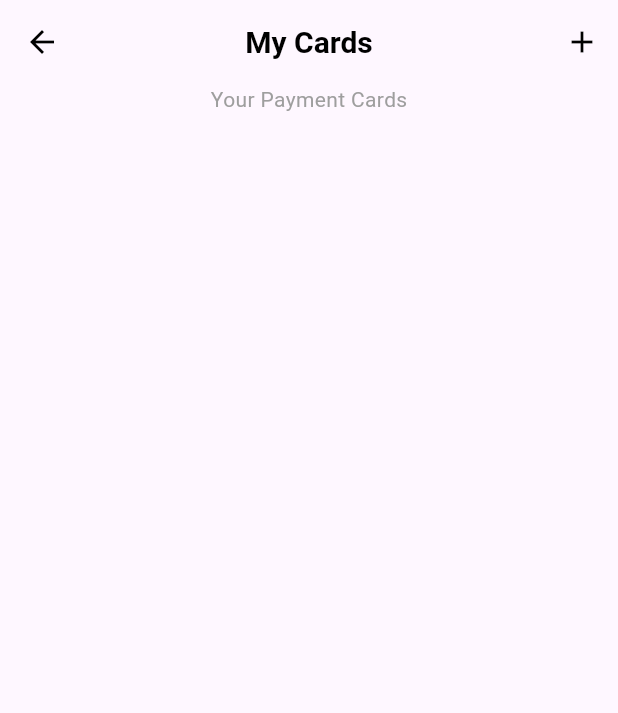
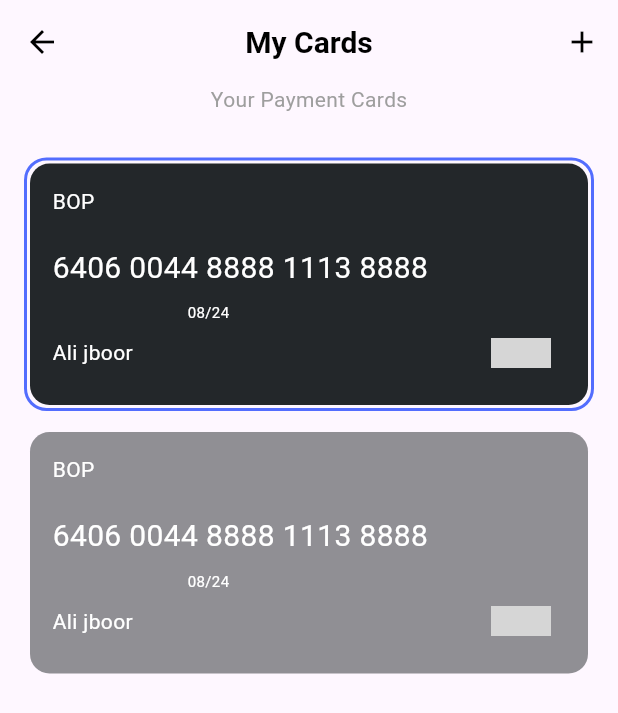
Before and after one commit to alijboor/homeScreenWithNavBar, a Flutter app: the CardsScreen screen opened directly, on a phone screen of 412 x 824 dp. Shown: the top 713 px of the screen. Run offline on Flutter 3.47's test engine with Material 3 defaults, Android fonts, the phone set to English and light mode, and no system bars; our stand-ins replace image_picker, video_player; network calls fail; grey boxes are pictures that could not be loaded.

Commit message:
fix and add new screens to cart, card and notification screens

```diff
--- /dev/null
+++ b/lib/component/enums/e_payment_method.dart
@@ -0,0 +1,11 @@
+enum EPaymnetMethod {
+  payPal('https://s3.cointelegraph.com/storage/uploads/view/3278bdc14c74dd4e85732b776d0e5b1d.png'),
+  visa('https://upload.wikimedia.org/wikipedia/commons/thumb/5/5e/Visa_Inc._logo.svg/1024px-Visa_Inc._logo.svg.png'),
+  masterCard('https://upload.wikimedia.org/wikipedia/commons/thumb/a/a4/Mastercard_2019_logo.svg/2560px-Mastercard_2019_logo.svg.png'),
+  applePay('https://upload.wikimedia.org/wikipedia/commons/thumb/b/b0/Apple_Pay_logo.svg/2560px-Apple_Pay_logo.svg.png'),
+  googlePay('https://assets.stickpng.com/images/60e7f964711cf700048b6a6a.png');
+
+  const EPaymnetMethod(this.link);
+  final String link;
+
+}
--- a/lib/component/local_keys.dart
+++ b/lib/component/local_keys.dart
@@ -1,5 +1,4 @@
-class LocaleKeys{
-
+class LocaleKeys {
   static const String searchProductHint = "Search Product";
   static const String searchCategoryHint = "Search Category";
   static const String home = "Home";
@@ -28,8 +27,19 @@ class LocaleKeys{
   static const String products = "Products";
   static const String checkOut = "Check Out";
   static const String total = "Total";
-
-
-
-
+  static const String yourAddrese = "Your Addrese";
+  static const String changeAddrese = "Change Addrese";
+  static const String shippingMode = "Shipping Mode";
+  static const String changeMode = "Change Mode";
+  static const String paymnetMethod = "Paymnet Method";
+  static const String paymnetSuccess = "Paymnet Successful!";
+  static const String successMsg =
+      "Your Order will be Processed and sent to you as soon as possible";
+  static const String continueShopping = "Continue Shopping";
+  static const String paymnet = "Paymnet";
+  static const String viewAll = "View All";
+  static const String orderSummary = "Order Summary";
+  static const String coupon = "Coupon";
+  static const String addCouponCode = "Add Coupon Code";
+  static const String payNow = "Pay Now";
 }
--- /dev/null
+++ b/lib/controllers/cards/card_controller.dart
@@ -0,0 +1,12 @@
+import 'package:home_screen/component/enums/e_payment_method.dart';
+import 'package:home_screen/models/cards/card_entity.dart';
+
+class CardController {
+  List<CardEntity> cards = [
+    CardEntity('Ali jboor', EPaymnetMethod.visa, '6406008', 'BOP',
+        '6406 0044 8888 1113 8888', '08/24'),
+
+    CardEntity('Ali jboor', EPaymnetMethod.masterCard, '6406008', 'BOP',
+        '6406 0044 8888 1113 8888', '08/24')
+  ];
+}
--- a/lib/models/cards/card_entity.dart
+++ b/lib/models/cards/card_entity.dart
@@ -1,13 +1,13 @@
+import 'package:home_screen/component/enums/e_payment_method.dart';
+
 class CardEntity {
   String holderName;
   String bankName;
   String expireDate;
   String cardNumber;
   String accountNumber;
-  ECardType type;
+  EPaymnetMethod type;
 
   CardEntity(this.holderName, this.type, this.accountNumber, this.bankName,
       this.cardNumber, this.expireDate);
 }
-
-enum ECardType { visa, masterCard }
--- /dev/null
+++ b/lib/views/cards/card_view.dart
@@ -0,0 +1,95 @@
+import 'package:flutter/material.dart';
+import 'package:home_screen/component/custom_Text.dart';
+import 'package:home_screen/component/gap.dart';
+import 'package:home_screen/controllers/cards/card_controller.dart';
+
+class CardView extends StatefulWidget {
+  CardView({super.key}) : _controller = CardController();
+  final CardController _controller;
+
+  @override
+  State<CardView> createState() => _CardViewState();
+}
+
+class _CardViewState extends State<CardView> {
+  int selected = 0;
+  @override
+  Widget build(BuildContext context) {
+    return SingleChildScrollView(
+        child: Padding(
+            padding: const EdgeInsets.all(16.0),
+            child: Column(
+                children: List.generate(
+              widget._controller.cards.length,
+              (index) {
+                var value = widget._controller.cards[index];
+                bool isSelected = selected == index;
+                return InkWell(
+                  onTap: () {
+                    selected = index;
+                    setState(() {});
+                  },
+                  child: Container(
+                    margin: const EdgeInsets.symmetric(vertical: 5.0),
+                    padding: const EdgeInsets.all(2.0),
+                    decoration: BoxDecoration(
+                        borderRadius: BorderRadius.circular(15.0),
+                        border: Border.all(
+                            width: 2.0,
+                            color: isSelected
+                                ? Colors.indigoAccent
+                                : Colors.transparent)),
+                    child: Container(
+                        padding: const EdgeInsets.all(5.0),
+                        decoration: BoxDecoration(
+                            borderRadius: BorderRadius.circular(13.0),
+                            color: isSelected
+                                ? const Color(0xff23272a)
+                                : const Color(0xff23272a).withOpacity(0.5)),
+                        child: Padding(
+                            padding: const EdgeInsets.all(10.0),
+                            child: Column(
+                              crossAxisAlignment: CrossAxisAlignment.start,
+                              children: [
+                                CustomText(
+                                  text: value.bankName,
+                                  color: Colors.white,
+                                ),
+                                const Gap.v(20.0),
+                                CustomText(
+                                    text: value.cardNumber,
+                                    color: Colors.white,
+                                    size: 20),
+                                const Gap.v(8.0),
+                                Row(
+                                  children: [
+                                    const Gap.h(90.0),
+                                    CustomText(
+                                        text: value.expireDate,
+                                        color: Colors.white,
+                                        size: 10),
+                                  ],
+                                ),
+                                Row(
+                                  children: [
+                                    CustomText(
+                                      text: value.holderName,
+                                      color: Colors.white,
+                                    ),
+                                    const Spacer(),
+                                    Container(
+                                        height: 40,
+                                        width: 60,
+                                        padding: const EdgeInsets.all(10.0),
+                                        child: Image.network(value.type.link,
+                                            fit: BoxFit.fill))
+                                  ],
+                                ),
+                              ],
+                            ))),
+                  ),
+                );
+              },
+            ).toList())));
+  }
+}
--- a/lib/views/cards/cards_screen.dart
+++ b/lib/views/cards/cards_screen.dart
@@ -1,7 +1,9 @@
 import 'package:flutter/material.dart';
 import 'package:home_screen/component/custom_Text.dart';
 import 'package:home_screen/component/custom_appbar.dart';
+import 'package:home_screen/component/gap.dart';
 import 'package:home_screen/component/local_keys.dart';
+import 'package:home_screen/views/cards/card_view.dart';
 
 class CardsScreen extends StatelessWidget {
   const CardsScreen({super.key});
@@ -13,9 +15,11 @@ class CardsScreen extends StatelessWidget {
         screenTitle: LocaleKeys.myCards,
         suffixIcon: _addCardIcon,
       ),
-      body: const Column(
+      body: Column(
         children: [
-          Center(child: CustomText(text: LocaleKeys.yourPaymentCards)),
+          const Center(child: CustomText(text: LocaleKeys.yourPaymentCards)),
+          const Gap(height: 8.0),
+          CardView()
         ],
       ),
     );
```
Also changed, not shown: lib/component/custom_button.dart (+5 -2 lines), lib/views/cart/cart_screen.dart (+7 -1 lines), lib/views/cart/check_out_screen.dart (added, +157 -0 lines), lib/views/cart/success_payment_screen.dart (added, +54 -0 lines).
